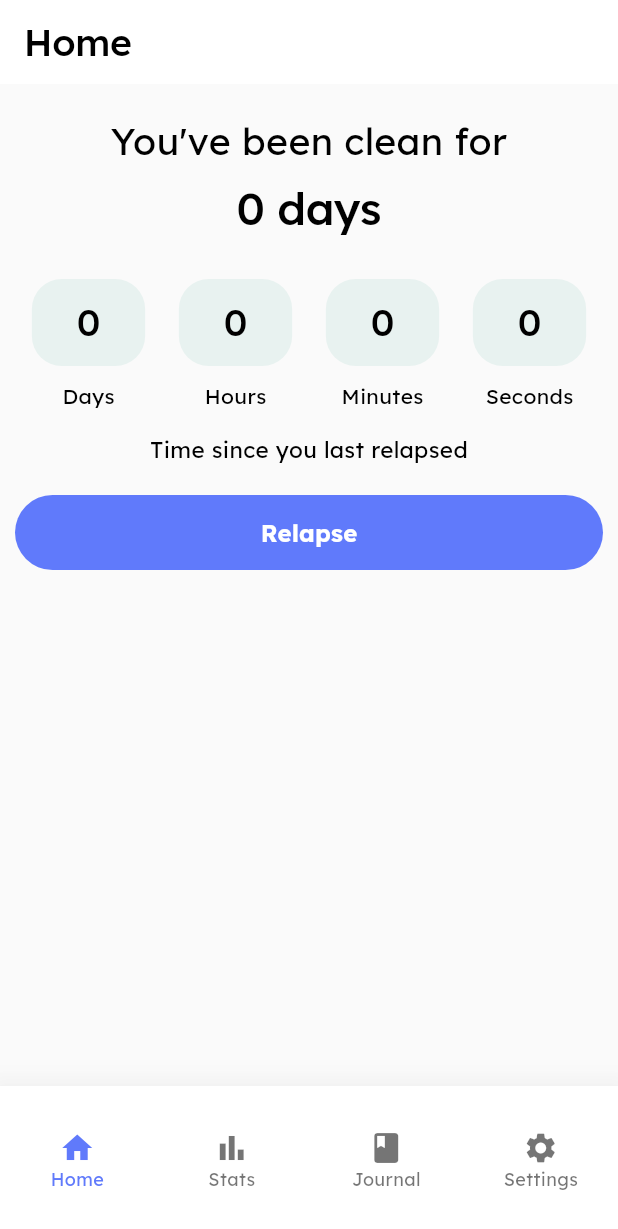
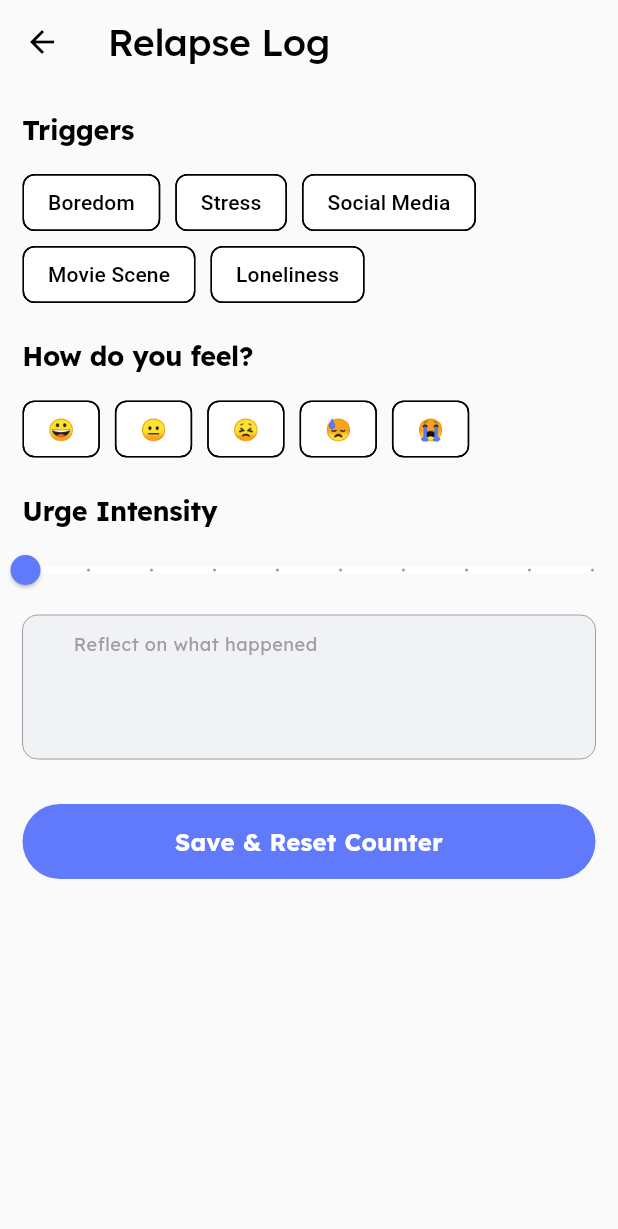
Before and after one commit to tech-qasim/handbrake, a Flutter app: the NavigationScreen screen opened by its route, after a tap on "Relapse", on a phone screen of 412 x 824 dp. Shown: the top 1229 px of the screen. Run offline on Flutter 3.47's test engine with Material 3 defaults, Android fonts, the phone set to English and light mode, and no system bars; our stand-ins replace another_flutter_splash_screen, auto_route, bloc, drift, flutter_bloc, get_it and 2 more; accounts and stored records are empty; generated files the repository leaves out were written again.

Commit message:
relapse log

```diff
--- a/lib/constants/string_constants.dart
+++ b/lib/constants/string_constants.dart
@@ -3,3 +3,13 @@ final String appName = 'Handbrake';
 class SharedPrefStrings {
   static const String isUserOnboarded = 'isUserOnboarded';
 }
+
+List<String> triggers = [
+  'Boredom',
+  'Stress',
+  'Social Media',
+  'Movie Scene',
+  'Loneliness',
+];
+
+final emotions = ['😀', '😐', '😣', '😓', '😭'];
--- a/lib/features/home/cubit/home_cubit.dart
+++ b/lib/features/home/cubit/home_cubit.dart
@@ -84,4 +84,16 @@ class HomeCubit extends Cubit<HomeState> {
   void setSoberTime(Duration soberTime) {
     emit(state.copyWith(soberTime: soberTime));
   }
+
+  void setTriggerChip(String trigger) {
+    emit(state.copyWith(selectedTriggerChip: trigger));
+  }
+
+  void setEmotionChip(String emotion) {
+    emit(state.copyWith(selectedEmotionChip: emotion));
+  }
+
+  void setUrgeIntensity(double val) {
+    emit(state.copyWith(urgeIntensity: val));
+  }
 }
--- a/lib/features/home/cubit/home_state.dart
+++ b/lib/features/home/cubit/home_state.dart
@@ -8,12 +8,18 @@ class HomeState {
   int soberCount;
   Timer? timer;
   Duration soberTime;
+  String? selectedTriggerChip;
+  String? selectedEmotionChip;
+  double urgeIntensity;
   HomeState({
     required this.relapses,
     required this.lastRelapseDate,
     required this.soberCount,
     required this.timer,
     required this.soberTime,
+    required this.selectedTriggerChip,
+    this.selectedEmotionChip,
+    required this.urgeIntensity,
   });
   factory HomeState.initial() {
     return HomeState(
@@ -22,6 +28,9 @@ class HomeState {
       soberCount: 0,
       timer: null,
       soberTime: Duration.zero,
+      selectedTriggerChip: null,
+      selectedEmotionChip: null,
+      urgeIntensity: 1,
     );
   }
 
@@ -31,6 +40,9 @@ class HomeState {
     int? soberCount,
     Timer? timer,
     Duration? soberTime,
+    String? selectedTriggerChip,
+    String? selectedEmotionChip,
+    double? urgeIntensity,
   }) {
     return HomeState(
       relapses: relapses ?? this.relapses,
@@ -38,6 +50,9 @@ class HomeState {
       soberCount: soberCount ?? this.soberCount,
       timer: timer ?? this.timer,
       soberTime: soberTime ?? this.soberTime,
+      selectedTriggerChip: selectedTriggerChip ?? this.selectedTriggerChip,
+      selectedEmotionChip: selectedEmotionChip ?? this.selectedEmotionChip,
+      urgeIntensity: urgeIntensity ?? this.urgeIntensity,
     );
   }
 }
--- a/lib/features/home/screens/home_screen.dart
+++ b/lib/features/home/screens/counter/counter_screen.dart
@@ -3,18 +3,19 @@ import 'package:flutter/material.dart';
 import 'package:flutter_bloc/flutter_bloc.dart';
 import 'package:handbrake/constants/extension_constants.dart';
 import 'package:handbrake/features/home/cubit/home_cubit.dart';
+import 'package:handbrake/routes/app_router.gr.dart';
 import 'package:handbrake/theme/app_colors.dart';
 import 'package:handbrake/widgets/app_custom_button.dart';
 
 @RoutePage()
-class HomeScreen extends StatefulWidget {
-  const HomeScreen({super.key});
+class CounterScreen extends StatefulWidget {
+  const CounterScreen({super.key});
 
   @override
-  State<HomeScreen> createState() => _HomeScreenState();
+  State<CounterScreen> createState() => _CounterScreenState();
 }
 
-class _HomeScreenState extends State<HomeScreen> {
+class _CounterScreenState extends State<CounterScreen> {
   @override
   void initState() {
     WidgetsBinding.instance.addPostFrameCallback((_) {
@@ -70,7 +71,7 @@ class _HomeScreenState extends State<HomeScreen> {
               const SizedBox(height: 20),
               AppCustomButton(
                 onPressed: () {
-                  context.read<HomeCubit>().addRelapse(DateTime.now());
+                  context.router.push(const RelapseLogRoute());
                 },
                 buttonText: 'Relapse',
                 isFullWidth: true,
--- /dev/null
+++ b/lib/features/home/screens/relapse_log/relapse_log_screen.dart
@@ -0,0 +1,139 @@
+import 'package:auto_route/annotations.dart';
+import 'package:auto_route/auto_route.dart';
+import 'package:flutter/material.dart';
+import 'package:flutter_bloc/flutter_bloc.dart';
+import 'package:handbrake/constants/extension_constants.dart';
+import 'package:handbrake/constants/string_constants.dart';
+import 'package:handbrake/features/home/cubit/home_cubit.dart';
+import 'package:handbrake/widgets/app_custom_button.dart';
+import 'package:handbrake/widgets/app_textfield.dart';
+
+@RoutePage()
+class RelapseLogScreen extends StatelessWidget {
+  const RelapseLogScreen({super.key});
+
+  @override
+  Widget build(BuildContext context) {
+    final selectedTriggerChip = context
+        .watch<HomeCubit>()
+        .state
+        .selectedTriggerChip;
+
+    final selectedEmotionChip = context
+        .watch<HomeCubit>()
+        .state
+        .selectedEmotionChip;
+
+    final urgeIntensity = context.watch<HomeCubit>().state.urgeIntensity;
+    return Scaffold(
+      appBar: AppBar(
+        automaticallyImplyLeading: true,
+        leading: IconButton(
+          onPressed: () {
+            context.router.maybePop();
+          },
+          icon: const Icon(Icons.arrow_back),
+        ),
+        title: Text('Relapse Log', style: context.textTheme.displayLarge),
+      ),
+      body: SingleChildScrollView(
+        padding: const EdgeInsets.symmetric(horizontal: 15, vertical: 20),
+        child: Column(
+          crossAxisAlignment: CrossAxisAlignment.start,
+          children: [
+            Text(
+              'Triggers',
+              style: context.textTheme.displayLarge?.copyWith(
+                fontSize: 18,
+                fontWeight: FontWeight.bold,
+              ),
+            ),
+            const SizedBox(height: 15),
+            Wrap(
+              spacing: 10,
+              children: triggers.map((option) {
+                return ChoiceChip(
+                  showCheckmark: false,
+                  label: Text(option),
+                  selected: selectedTriggerChip == option,
+                  onSelected: (bool selected) {
+                    if (selected) {
+                      context.read<HomeCubit>().setTriggerChip(option);
+                    } else {
+                      null;
+                    }
+                  },
+                );
+              }).toList(),
+            ),
+            const SizedBox(height: 20),
+            Text(
+              'How do you feel?',
+              style: context.textTheme.displayLarge?.copyWith(
+                fontSize: 18,
+                fontWeight: FontWeight.bold,
+              ),
+            ),
+            const SizedBox(height: 15),
+            Wrap(
+              spacing: 10,
+              children: emotions.map((option) {
+                return ChoiceChip(
+                  showCheckmark: false,
+                  label: Text(option),
+                  selected: selectedEmotionChip == option,
+                  onSelected: (bool selected) {
+                    if (selected) {
+                      context.read<HomeCubit>().setEmotionChip(option);
+                    } else {
+                      null;
+                    }
+                  },
+                );
+              }).toList(),
+            ),
+            const SizedBox(height: 20),
+            Text(
+              'Urge Intensity',
+              style: context.textTheme.displayLarge?.copyWith(
+                fontSize: 18,
+                fontWeight: FontWeight.bold,
+              ),
+            ),
+            const SizedBox(height: 20),
+            SizedBox(
+              width: double.infinity,
+              child: Slider(
+                padding: EdgeInsets.zero,
+                value: urgeIntensity,
+                max: 10,
+                min: 1,
+                divisions: 9,
+                label: urgeIntensity.round().toString(),
+                onChanged: (double value) {
+                  context.read<HomeCubit>().setUrgeIntensity(value);
+                },
+              ),
+            ),
+
+            const SizedBox(height: 20),
+
+            const AppTextField(
+              hintText: 'Reflect on what happened',
+              minLines: 4,
+              lines: 20,
+            ),
+
+            const SizedBox(height: 30),
+
+            AppCustomButton(
+              isFullWidth: true,
+              onPressed: () {},
+              buttonText: 'Save & Reset Counter',
+            ),
+          ],
+        ),
+      ),
+    );
+  }
+}
--- a/lib/features/navigation/navigation_screen.dart
+++ b/lib/features/navigation/navigation_screen.dart
@@ -12,7 +12,7 @@ class NavigationScreen extends StatelessWidget {
     return AutoTabsRouter(
       navigatorObservers: () => [HeroController()],
       routes: [
-        const HomeRoute(),
+        const CounterRoute(),
         const StatsRoute(),
         const JournalRoute(),
         const SettingsRoute(),
--- a/lib/routes/app_router.dart
+++ b/lib/routes/app_router.dart
@@ -9,10 +9,11 @@ class AppRouter extends RootStackRouter {
       AutoRoute(page: SplashRoute.page, initial: true),
       AutoRoute(page: IntroRoute.page),
       AutoRoute(page: LastRelapseRoute.page),
+      AutoRoute(page: RelapseLogRoute.page),
       AutoRoute(
         page: NavigationRoute.page,
         children: [
-          AutoRoute(page: HomeRoute.page),
+          AutoRoute(page: CounterRoute.page),
           AutoRoute(page: StatsRoute.page),
           AutoRoute(page: JournalRoute.page),
           AutoRoute(page: SettingsRoute.page),
--- a/lib/theme/app_colors.dart
+++ b/lib/theme/app_colors.dart
@@ -10,4 +10,5 @@ class AppColors {
   static const transparentColor = Colors.transparent;
   static const datePickerBgColor = Color(0xffF5F5F5);
   static const timeBgColor = Color(0xffE8F2F0);
+  static const textfieldBgColor = Color(0xffF0F2F5);
 }
--- a/lib/theme/app_theme.dart
+++ b/lib/theme/app_theme.dart
@@ -44,7 +44,7 @@ class AppTheme {
     appBarTheme: const AppBarTheme(
       systemOverlayStyle: SystemUiOverlayStyle.dark,
       elevation: 0,
-      backgroundColor: AppColors.whiteColor,
+      backgroundColor: AppColors.lightModeScreenBgColor,
     ),
     textTheme: AppTextTheme.textTheme(AppColorSchemes.lightColorScheme),
     datePickerTheme: const DatePickerThemeData(
--- /dev/null
+++ b/lib/widgets/app_textfield.dart
@@ -0,0 +1,163 @@
+import 'package:flutter/material.dart';
+import 'package:flutter/services.dart';
+import 'package:handbrake/constants/extension_constants.dart';
+import 'package:handbrake/theme/app_colors.dart';
+
+class AppTextField extends StatelessWidget {
+  final bool isNumber;
+  final String? initialValue;
+  final TextAlign? textAlign;
+  final void Function(String)? onFieldSubmitted;
+  final void Function(String)? onChanged;
+  final void Function()? onEditingComplete;
+  final List<TextInputFormatter>? inputFormatters;
+  final bool obscureText;
+  final bool? enabled;
+  final bool? autofocus;
+  final TextInputAction? textInputAction;
+  final FocusNode? focusNode;
+  final void Function(PointerDownEvent)? onTapOutside;
+  final int? length;
+  final InputBorder? border;
+  final String? labelText; // Changed labeltext to labelText
+  final TextStyle? labelStyle;
+  final TextStyle? hintStyle;
+  final TextStyle? textStyle;
+  final TextEditingController? textController;
+  final TextInputType? keyboardType; // Changed keyboard to keyboardType
+  final VoidCallback? onPressed;
+  final Color? fillColor;
+  final String? Function(String?)? validator;
+  final int lines; // max lines
+  final int minLines;
+  final double? width;
+  final double? height;
+  final Color? backgroundColor;
+  final BorderRadiusGeometry? borderRadius;
+  final Widget? prefixIcon;
+  final Widget? suffixIcon;
+  final String? hintText;
+  final InputBorder? focusedBorder;
+  final EdgeInsetsGeometry? contentPadding;
+  final Color? cursorColor; // Added hintText parameter
+  final bool readOnly;
+  final BoxConstraints? prefixConstraints;
+  final String? lengthCountText;
+
+  const AppTextField({
+    super.key,
+    this.focusedBorder = const OutlineInputBorder(
+      borderSide: BorderSide(color: AppColors.textfieldBgColor, width: 1),
+      borderRadius: BorderRadius.all(Radius.circular(10)),
+    ),
+    this.initialValue,
+    this.textAlign,
+    this.cursorColor,
+    this.isNumber = false,
+    this.onFieldSubmitted,
+    this.onChanged,
+    this.onEditingComplete,
+    this.inputFormatters,
+    this.obscureText = false,
+    this.enabled = true,
+    this.autofocus = false,
+    this.readOnly = false,
+    this.textInputAction,
+    this.focusNode,
+    this.onTapOutside,
+    this.length,
+    this.prefixConstraints,
+    this.lengthCountText,
+    this.border = const OutlineInputBorder(
+      borderSide: BorderSide(color: Colors.grey, width: 0),
+      borderRadius: BorderRadius.all(Radius.circular(10)),
+    ),
+    this.labelText,
+    this.labelStyle,
+    this.hintStyle,
+    this.textStyle,
+    this.textController,
+    this.keyboardType,
+    this.onPressed,
+    this.fillColor = AppColors.textfieldBgColor,
+    this.validator,
+    this.lines = 1,
+    this.minLines = 1,
+    this.width,
+    this.height,
+    this.backgroundColor,
+    this.borderRadius,
+    this.prefixIcon,
+    this.suffixIcon,
+    this.hintText,
+    this.contentPadding,
+  });
+  @override
+  Widget build(BuildContext context) {
+    final theme = context.theme;
+    final isFocused = focusNode?.hasFocus ?? false;
+    return TextFormField(
+      onChanged: onChanged,
+      textAlign: textAlign ?? TextAlign.start,
+      initialValue: initialValue,
+      onFieldSubmitted: onFieldSubmitted,
+      onEditingComplete: onEditingComplete,
+      enabled: enabled,
+      minLines: minLines,
+      autofocus: autofocus!,
+      onTapOutside: (event) {
+        FocusManager.instance.primaryFocus?.unfocus();
+      },
+      textInputAction: textInputAction,
+      autovalidateMode: AutovalidateMode.onUserInteraction,
+      focusNode: focusNode,
+      obscureText: obscureText,
+      cursorColor: cursorColor ?? AppColors.primaryColor,
+      maxLines: lines,
+      readOnly: readOnly,
+      controller: textController,
+      maxLength: length,
+      validator: validator,
+      inputFormatters: inputFormatters,
+      style:
+          textStyle ??
+          theme.textTheme.bodySmall?.copyWith(
+            fontSize: 14,
+            fontWeight: FontWeight.w500,
+          ),
+      keyboardType: keyboardType,
+      onTap: onPressed,
+      decoration: InputDecoration(
+        hintText: hintText,
+        prefixIconConstraints:
+            prefixConstraints ??
+            const BoxConstraints(
+              maxWidth: 42,
+              maxHeight: 42,
+              minHeight: 26,
+              minWidth: 26,
+            ),
+
+        hintStyle:
+            hintStyle ??
+            theme.textTheme.bodySmall?.copyWith(color: Colors.grey),
+        suffixIcon: suffixIcon,
+        labelStyle: labelStyle,
+        focusedBorder: focusedBorder,
+        enabledBorder: border,
+        disabledBorder: border,
+        errorBorder: border,
+        counterText: lengthCountText,
+        filled: true,
+        fillColor: isFocused
+            ? AppColors.lightModeScreenBgColor
+            : fillColor ?? AppColors.lightModeScreenBgColor,
+        border: border ?? border,
+        labelText: labelText,
+        contentPadding:
+            contentPadding ??
+            const EdgeInsets.symmetric(horizontal: 30, vertical: 10),
+      ),
+    );
+  }
+}
```
Also changed, not shown: lib/routes/app_router.gr.dart.
